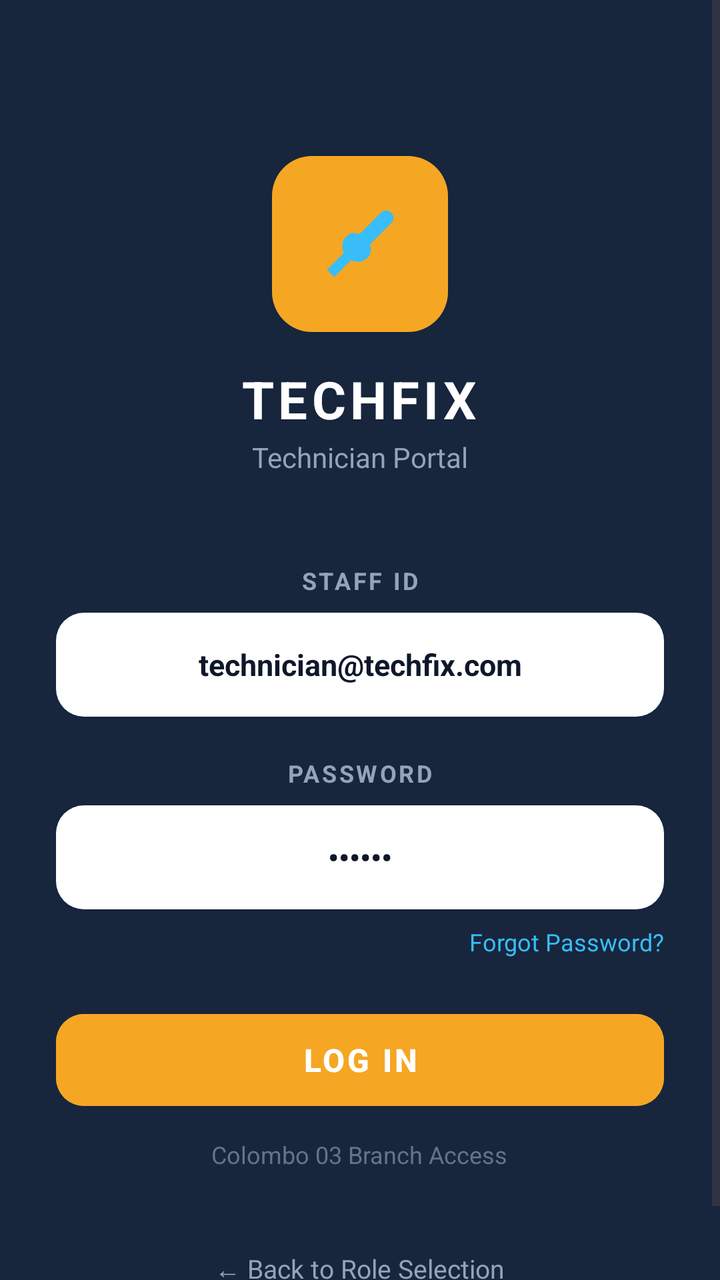
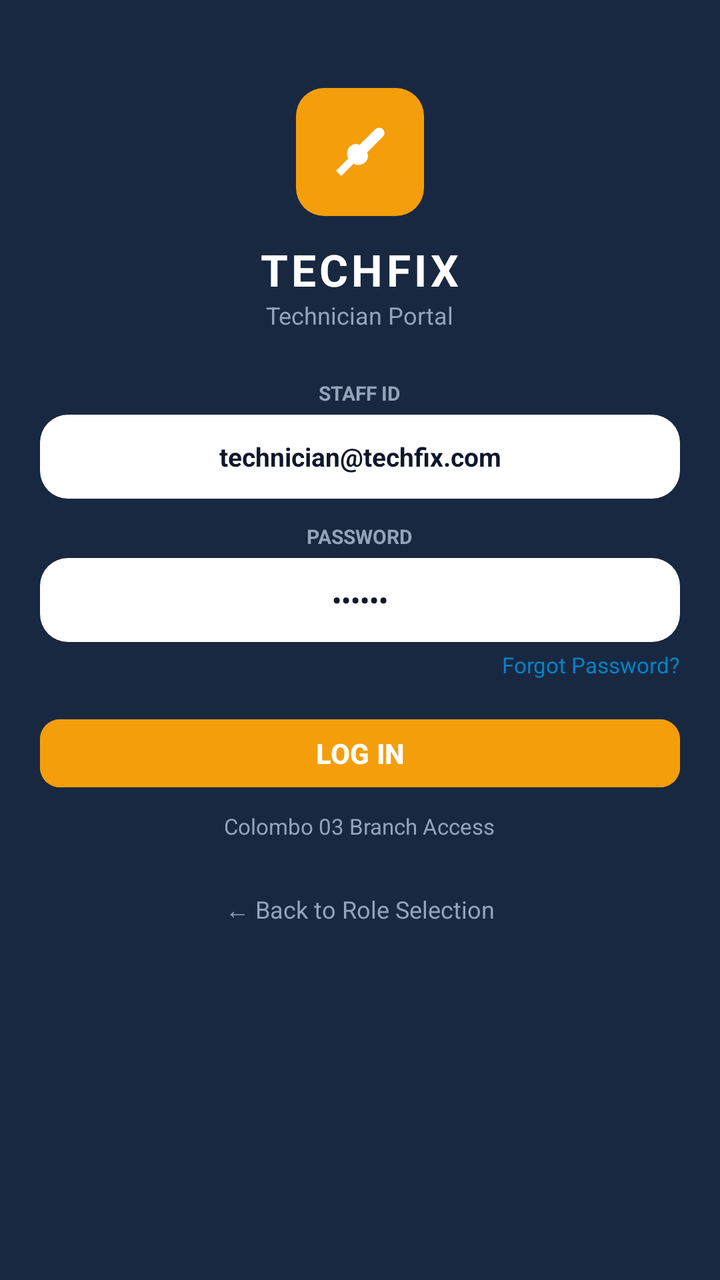

Compare the two renders of this Android layout. The source of the first and the diff that turns it into the second are given below.
<!-- AndroidManifest.xml: application theme Theme.TechFix -->
<!-- res/layout/fragment_tech_login.xml -->
<?xml version="1.0" encoding="utf-8"?>
<ScrollView 
    xmlns:android="http://schemas.android.com/apk/res/android"
    xmlns:app="http://schemas.android.com/apk/res-auto"
    android:layout_width="match_parent"
    android:layout_height="match_parent"
    android:fillViewport="true"
    android:background="#17253D">

    <LinearLayout
        android:layout_width="match_parent"
        android:layout_height="wrap_content"
        android:orientation="vertical"
        android:padding="28dp"
        android:gravity="center_horizontal">

        
        <FrameLayout
            android:layout_width="88dp"
            android:layout_height="88dp"
            android:layout_marginTop="50dp"
            android:background="@drawable/bg_squircle_amber">

            <ImageView
                android:layout_width="44dp"
                android:layout_height="44dp"
                android:layout_gravity="center"
                android:src="@drawable/ic_wrench" />
        </FrameLayout>

        
        <TextView
            android:layout_width="wrap_content"
            android:layout_height="wrap_content"
            android:layout_marginTop="16dp"
            android:text="TECHFIX"
            android:textSize="26sp"
            android:textStyle="bold"
            android:letterSpacing="0.08"
            android:textColor="#FFFFFF" />

        <TextView
            android:layout_width="wrap_content"
            android:layout_height="wrap_content"
            android:layout_marginTop="2dp"
            android:text="Technician Portal"
            android:textSize="14sp"
            android:textColor="#94A3B8" />

        
        <TextView
            android:layout_width="wrap_content"
            android:layout_height="wrap_content"
            android:layout_marginTop="44dp"
            android:text="STAFF ID"
            android:textSize="12sp"
            android:textStyle="bold"
            android:letterSpacing="0.1"
            android:textColor="#94A3B8" />

        <EditText
            android:id="@+id/etEmail"
            android:layout_width="match_parent"
            android:layout_height="52dp"
            android:layout_marginTop="8dp"
            android:background="@drawable/bg_white_pill"
            android:gravity="center"
            android:hint="TF-TECH-0142"
            android:text="technician@techfix.com"
            android:textColor="#0F172A"
            android:textColorHint="#94A3B8"
            android:textSize="15sp"
            android:textStyle="bold"
            android:paddingHorizontal="16dp"
            android:inputType="textEmailAddress" />

        
        <TextView
            android:layout_width="wrap_content"
            android:layout_height="wrap_content"
            android:layout_marginTop="20dp"
            android:text="PASSWORD"
            android:textSize="12sp"
            android:textStyle="bold"
            android:letterSpacing="0.1"
            android:textColor="#94A3B8" />

        <EditText
            android:id="@+id/etPassword"
            android:layout_width="match_parent"
            android:layout_height="52dp"
            android:layout_marginTop="8dp"
            android:background="@drawable/bg_white_pill"
            android:gravity="center"
            android:hint="••••••••"
            android:text="123456"
            android:textColor="#0F172A"
            android:textColorHint="#94A3B8"
            android:textSize="15sp"
            android:textStyle="bold"
            android:paddingHorizontal="16dp"
            android:inputType="textPassword" />

        <TextView
            android:id="@+id/tvForgotPassword"
            android:layout_width="wrap_content"
            android:layout_height="wrap_content"
            android:layout_marginTop="8dp"
            android:layout_gravity="end"
            android:text="Forgot Password?"
            android:textSize="12sp"
            android:textColor="#38BDF8" />

        
        <com.google.android.material.button.MaterialButton
            android:id="@+id/btnLogin"
            android:layout_width="match_parent"
            android:layout_height="54dp"
            android:layout_marginTop="24dp"
            android:text="LOG IN"
            android:textSize="16sp"
            android:textStyle="bold"
            android:letterSpacing="0.08"
            android:textColor="#FFFFFF"
            android:backgroundTint="#F5A623"
            app:cornerRadius="14dp" />

        <TextView
            android:layout_width="wrap_content"
            android:layout_height="wrap_content"
            android:layout_marginTop="12dp"
            android:text="Colombo 03 Branch Access"
            android:textSize="12sp"
            android:textColor="#64748B" />

        <TextView
            android:id="@+id/tvSwitchRole"
            android:layout_width="wrap_content"
            android:layout_height="wrap_content"
            android:layout_marginTop="32dp"
            android:text="← Back to Role Selection"
            android:textSize="13sp"
            android:textColor="#94A3B8"
            android:padding="8dp" />

    </LinearLayout>

</ScrollView>
<!-- resources referenced by this layout -->
<resources>
  <!-- drawable bg_squircle_amber (drawable) -->
  <?xml version="1.0" encoding="utf-8"?>
  <shape xmlns:android="http://schemas.android.com/apk/res/android"
      android:shape="rectangle">
      <solid android:color="#F5A623" />
      <corners android:radius="20dp" />
  </shape>
  <!-- drawable bg_white_pill (drawable) -->
  <?xml version="1.0" encoding="utf-8"?>
  <shape xmlns:android="http://schemas.android.com/apk/res/android"
      android:shape="rectangle">
      <solid android:color="#FFFFFF" />
      <corners android:radius="14dp" />
  </shape>
  <!-- drawable ic_wrench (drawable) -->
  <vector xmlns:android="http://schemas.android.com/apk/res/android"
      android:width="48dp"
      android:height="48dp"
      android:viewportWidth="24"
      android:viewportHeight="24">
    <path
        android:fillColor="#38BDF8"
        android:pathData="M20.56,3.44C19.78,2.66 18.51,2.66 17.73,3.44L11.83,9.34C10.66,8.79 9.3,8.9 8.24,9.96C7.03,11.17 6.82,12.98 7.6,14.41L3,19L5,21L9.59,16.4C11.02,17.18 12.83,16.97 14.04,15.76C15.1,14.7 15.21,13.34 14.66,12.17L20.56,6.27C21.34,5.49 21.34,4.22 20.56,3.44Z"/>
  </vector>
  <style name="Theme.TechFix" parent="Base.Theme.TechFix" />
  <style name="Base.Theme.TechFix" parent="Theme.Material3.DayNight.NoActionBar">
          
          
      </style>
</resources>

<!-- the commit's change to res/layout/fragment_tech_login.xml (unified diff, before → after) -->
@@ -5,143 +5,135 @@
     android:layout_width="match_parent"
     android:layout_height="match_parent"
     android:fillViewport="true"
-    android:background="#17253D">
+    android:background="@color/navy_header">
 
     <LinearLayout
         android:layout_width="match_parent"
         android:layout_height="wrap_content"
         android:orientation="vertical"
-        android:padding="28dp"
+        android:padding="20dp"
         android:gravity="center_horizontal">
 
-        
         <FrameLayout
-            android:layout_width="88dp"
-            android:layout_height="88dp"
-            android:layout_marginTop="50dp"
-            android:background="@drawable/bg_squircle_amber">
+            android:layout_width="64dp"
+            android:layout_height="64dp"
+            android:layout_marginTop="24dp"
+            android:background="@drawable/bg_button_orange">
 
             <ImageView
-                android:layout_width="44dp"
-                android:layout_height="44dp"
+                android:layout_width="32dp"
+                android:layout_height="32dp"
                 android:layout_gravity="center"
-                android:src="@drawable/ic_wrench" />
+                android:src="@drawable/ic_wrench"
+                app:tint="@color/white" />
         </FrameLayout>
-
-        
-        <TextView
-            android:layout_width="wrap_content"
-            android:layout_height="wrap_content"
-            android:layout_marginTop="16dp"
-            android:text="TECHFIX"
-            android:textSize="26sp"
-            android:textStyle="bold"
-            android:letterSpacing="0.08"
-            android:textColor="#FFFFFF" />
 
         <TextView
             android:layout_width="wrap_content"
             android:layout_height="wrap_content"
-            android:layout_marginTop="2dp"
-            android:text="Technician Portal"
-            android:textSize="14sp"
-            android:textColor="#94A3B8" />
+            android:layout_marginTop="12dp"
+            android:text="TECHFIX"
+            android:textSize="22sp"
+            android:textStyle="bold"
+            android:letterSpacing="0.08"
+            android:textColor="@color/white" />
 
-        
         <TextView
             android:layout_width="wrap_content"
             android:layout_height="wrap_content"
-            android:layout_marginTop="44dp"
+            android:text="Technician Portal"
+            android:textSize="12sp"
+            android:textColor="@color/navy_header_sub" />
+
+        <TextView
+            android:layout_width="wrap_content"
+            android:layout_height="wrap_content"
+            android:layout_marginTop="24dp"
             android:text="STAFF ID"
-            android:textSize="12sp"
+            android:textSize="10sp"
             android:textStyle="bold"
-            android:letterSpacing="0.1"
-            android:textColor="#94A3B8" />
+            android:textColor="@color/navy_header_sub" />
 
         <EditText
             android:id="@+id/etEmail"
             android:layout_width="match_parent"
-            android:layout_height="52dp"
-            android:layout_marginTop="8dp"
+            android:layout_height="42dp"
+            android:layout_marginTop="4dp"
             android:background="@drawable/bg_white_pill"
             android:gravity="center"
             android:hint="TF-TECH-0142"
             android:text="technician@techfix.com"
-            android:textColor="#0F172A"
-            android:textColorHint="#94A3B8"
-            android:textSize="15sp"
+            android:textColor="@color/text_primary"
+            android:textColorHint="@color/text_muted"
+            android:textSize="13sp"
             android:textStyle="bold"
-            android:paddingHorizontal="16dp"
+            android:paddingHorizontal="14dp"
             android:inputType="textEmailAddress" />
 
-        
         <TextView
             android:layout_width="wrap_content"
             android:layout_height="wrap_content"
-            android:layout_marginTop="20dp"
+            android:layout_marginTop="12dp"
             android:text="PASSWORD"
-            android:textSize="12sp"
+            android:textSize="10sp"
             android:textStyle="bold"
-            android:letterSpacing="0.1"
-            android:textColor="#94A3B8" />
+            android:textColor="@color/navy_header_sub" />
 
         <EditText
             android:id="@+id/etPassword"
             android:layout_width="match_parent"
-            android:layout_height="52dp"
-            android:layout_marginTop="8dp"
+            android:layout_height="42dp"
+            android:layout_marginTop="4dp"
             android:background="@drawable/bg_white_pill"
             android:gravity="center"
             android:hint="••••••••"
             android:text="123456"
-            android:textColor="#0F172A"
-            android:textColorHint="#94A3B8"
-            android:textSize="15sp"
+            android:textColor="@color/text_primary"
+            android:textColorHint="@color/text_muted"
+            android:textSize="13sp"
             android:textStyle="bold"
-            android:paddingHorizontal="16dp"
+            android:paddingHorizontal="14dp"
             android:inputType="textPassword" />
 
         <TextView
             android:id="@+id/tvForgotPassword"
             android:layout_width="wrap_content"
             android:layout_height="wrap_content"
-            android:layout_marginTop="8dp"
+            android:layout_marginTop="4dp"
             android:layout_gravity="end"
             android:text="Forgot Password?"
-            android:textSize="12sp"
-            android:textColor="#38BDF8" />
+            android:textSize="11sp"
+            android:textColor="@color/badge_blue_text" />
 
-        
         <com.google.android.material.button.MaterialButton
             android:id="@+id/btnLogin"
             android:layout_width="match_parent"
-            android:layout_height="54dp"
-            android:layout_marginTop="24dp"
+            android:layout_height="42dp"
+            android:layout_marginTop="16dp"
             android:text="LOG IN"
-            android:textSize="16sp"
+            android:textSize="14sp"
             android:textStyle="bold"
-            android:letterSpacing="0.08"
-            android:textColor="#FFFFFF"
-            android:backgroundTint="#F5A623"
-            app:cornerRadius="14dp" />
+            android:textColor="@color/white"
+            android:backgroundTint="@color/accent_amber"
+            app:cornerRadius="10dp" />
 
         <TextView
             android:layout_width="wrap_content"
             android:layout_height="wrap_content"
-            android:layout_marginTop="12dp"
+            android:layout_marginTop="8dp"
             android:text="Colombo 03 Branch Access"
-            android:textSize="12sp"
-            android:textColor="#64748B" />
+            android:textSize="11sp"
+            android:textColor="@color/navy_header_sub" />
 
         <TextView
             android:id="@+id/tvSwitchRole"
             android:layout_width="wrap_content"
             android:layout_height="wrap_content"
-            android:layout_marginTop="32dp"
+            android:layout_marginTop="20dp"
             android:text="← Back to Role Selection"
-            android:textSize="13sp"
-            android:textColor="#94A3B8"
-            android:padding="8dp" />
+            android:textSize="12sp"
+            android:textColor="@color/navy_header_sub"
+            android:padding="6dp" />
 
     </LinearLayout>
 
<!-- resource entries referenced after the edit -->
@@ -1,11 +1,18 @@
 <!-- resources referenced by this layout -->
 <resources>
-  <!-- drawable bg_squircle_amber (drawable) -->
+  <color name="accent_amber">#F59E0B</color>
+  <color name="badge_blue_text">#0284C7</color>
+  <color name="navy_header">#192841</color>
+  <color name="navy_header_sub">#94A3B8</color>
+  <color name="text_muted">#94A3B8</color>
+  <color name="text_primary">#0F172A</color>
+  <color name="white">#FFFFFFFF</color>
+  <!-- drawable bg_button_orange (drawable) -->
   <?xml version="1.0" encoding="utf-8"?>
   <shape xmlns:android="http://schemas.android.com/apk/res/android"
       android:shape="rectangle">
-      <solid android:color="#F5A623" />
-      <corners android:radius="20dp" />
+      <solid android:color="@color/accent_amber" />
+      <corners android:radius="14dp" />
   </shape>
   <!-- drawable bg_white_pill (drawable) -->
   <?xml version="1.0" encoding="utf-8"?>
@@ -27,7 +34,13 @@
   <style name="Theme.TechFix" parent="Base.Theme.TechFix" />
   <style name="Base.Theme.TechFix" parent="Theme.Material3.DayNight.NoActionBar">
           
-          
+          <item name="colorPrimary">@color/accent_amber</item>
+          <item name="colorOnPrimary">@color/white</item>
+          <item name="colorPrimaryContainer">@color/navy_header</item>
+          <item name="colorOnPrimaryContainer">@color/white</item>
+          <item name="android:windowBackground">@color/bg_app</item>
+          <item name="android:statusBarColor">@color/navy_header</item>
       </style>
+  <color name="bg_app">#F4F6F9</color>
 </resources>
 
